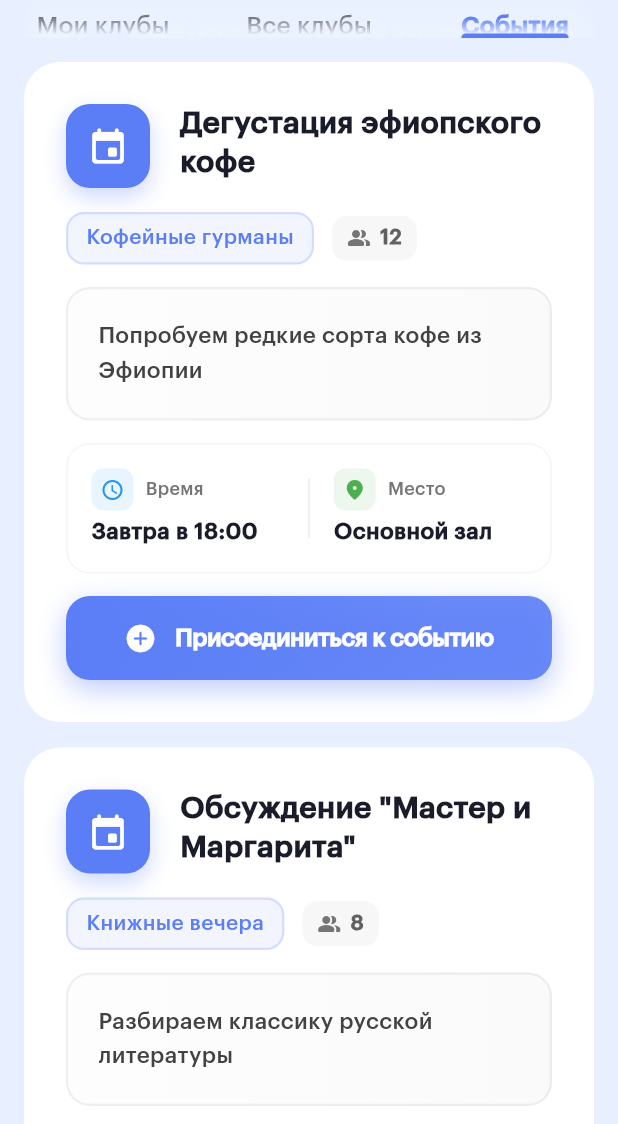
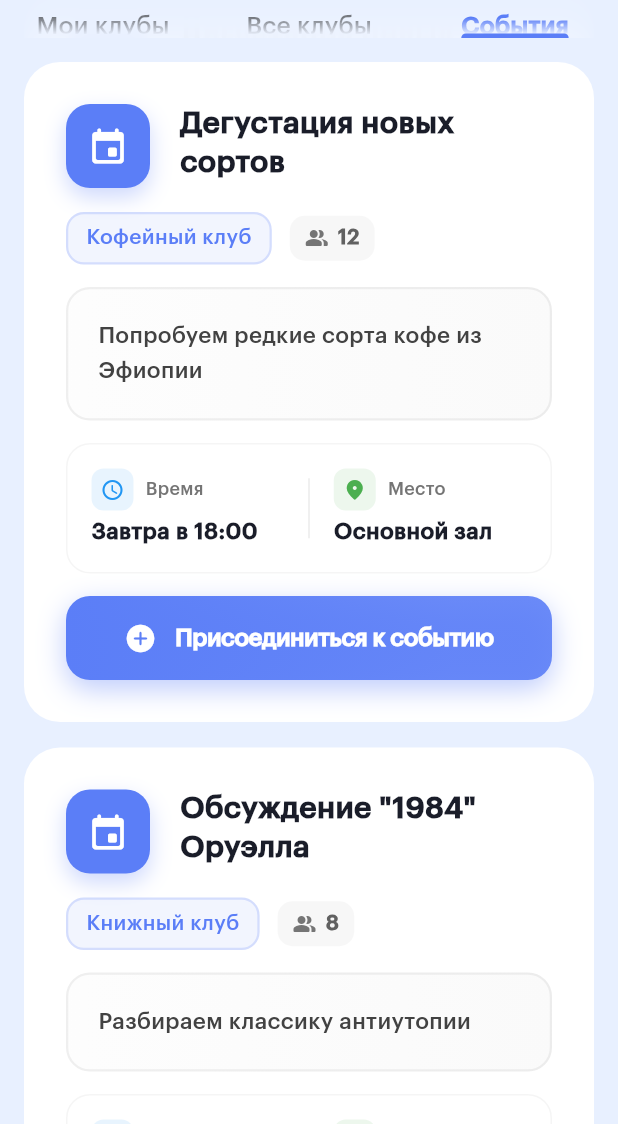
Before and after one commit to shshkiper/arbuziki, a Flutter app: the ClubsPage screen opened by its route, tab 3 chosen, on a phone screen of 412 x 824 dp, the part 112-1236 px from its top. Run offline on Flutter 3.47's test engine with Material 3 defaults, Android fonts, the phone set to English and light mode, and no system bars; drawn by our look-alikes of flutter_animate; our stand-ins replace flutter_dotenv, flutter_riverpod, freezed_annotation, go_router, qr_flutter, shared_preferences and 1 more; accounts and stored records are empty.

Commit message:
club_events

```diff
--- a/drinkwithbook/lib/presentation/pages/clubs/clubs_page.dart
+++ b/drinkwithbook/lib/presentation/pages/clubs/clubs_page.dart
@@ -4,7 +4,9 @@ import 'package:flutter_animate/flutter_animate.dart';
 import 'dart:ui';
 
 class ClubsPage extends ConsumerStatefulWidget {
-  const ClubsPage({super.key});
+  final String? eventId;
+
+  const ClubsPage({super.key, this.eventId});
 
   @override
   ConsumerState<ClubsPage> createState() => _ClubsPageState();
@@ -18,6 +20,13 @@ class _ClubsPageState extends ConsumerState<ClubsPage>
   void initState() {
     super.initState();
     _tabController = TabController(length: 3, vsync: this);
+
+    // Если передан eventId, переключаемся на вкладку "События"
+    if (widget.eventId != null) {
+      WidgetsBinding.instance.addPostFrameCallback((_) {
+        _tabController.animateTo(2); // Индекс вкладки "События"
+      });
+    }
   }
 
   @override
@@ -110,7 +119,11 @@ class _ClubsPageState extends ConsumerState<ClubsPage>
       ),
       body: TabBarView(
         controller: _tabController,
-        children: const [_MyClubsTab(), _AllClubsTab(), _EventsTab()],
+        children: [
+          const _MyClubsTab(),
+          const _AllClubsTab(),
+          _EventsTab(eventId: widget.eventId),
+        ],
       ),
     );
   }
@@ -187,19 +200,76 @@ class _AllClubsTab extends StatelessWidget {
   }
 }
 
-class _EventsTab extends StatelessWidget {
-  const _EventsTab();
+class _EventsTab extends StatefulWidget {
+  final String? eventId;
+
+  const _EventsTab({this.eventId});
+
+  @override
+  State<_EventsTab> createState() => _EventsTabState();
+}
+
+class _EventsTabState extends State<_EventsTab> {
+  final ScrollController _scrollController = ScrollController();
+  int? _targetEventIndex;
+
+  @override
+  void initState() {
+    super.initState();
+
+    // Находим индекс целевого события
+    if (widget.eventId != null) {
+      _targetEventIndex = _upcomingEvents.indexWhere(
+        (event) => event['id'] == widget.eventId,
+      );
+
+      // Прокручиваем к целевому событию после построения виджета
+      if (_targetEventIndex != null && _targetEventIndex! >= 0) {
+        WidgetsBinding.instance.addPostFrameCallback((_) {
+          _scrollToEvent();
+        });
+      }
+    }
+  }
+
+  void _scrollToEvent() {
+    if (_targetEventIndex != null && _scrollController.hasClients) {
+      // Примерная высота карточки события + отступы
+      const double cardHeight = 200.0;
+      const double padding = 16.0;
+
+      final double targetOffset = _targetEventIndex! * (cardHeight + padding);
+
+      _scrollController.animateTo(
+        targetOffset,
+        duration: const Duration(milliseconds: 500),
+        curve: Curves.easeInOut,
+      );
+    }
+  }
+
+  @override
+  void dispose() {
+    _scrollController.dispose();
+    super.dispose();
+  }
 
   @override
   Widget build(BuildContext context) {
     return ListView.builder(
+      controller: _scrollController,
       padding: const EdgeInsets.all(16),
       itemCount: _upcomingEvents.length,
       itemBuilder: (context, index) {
         final event = _upcomingEvents[index];
+        final isTargetEvent = widget.eventId != null && event['id'] == widget.eventId;
+
         return Padding(
               padding: const EdgeInsets.only(bottom: 0),
-              child: _EventCard(event: event),
+              child: _EventCard(
+                event: event,
+                isHighlighted: isTargetEvent,
+              ),
             )
             .animate(delay: Duration(milliseconds: index * 100))
             .fadeIn(duration: const Duration(milliseconds: 150))
@@ -546,8 +616,9 @@ class _ClubCard extends StatelessWidget {
 
 class _EventCard extends StatelessWidget {
   final Map<String, dynamic> event;
-
-  const _EventCard({required this.event});
+  final bool isHighlighted;
+
+  const _EventCard({required this.event, this.isHighlighted = false});
 
   @override
   Widget build(BuildContext context) {
@@ -555,7 +626,21 @@ class _EventCard extends StatelessWidget {
 
     return Container(
       margin: const EdgeInsets.only(bottom: 17),
-      decoration: BoxDecoration(borderRadius: BorderRadius.circular(24)),
+      decoration: BoxDecoration(
+        borderRadius: BorderRadius.circular(24),
+        border: isHighlighted
+          ? Border.all(color: theme.colorScheme.primary, width: 2)
+          : null,
+        boxShadow: isHighlighted
+          ? [
+              BoxShadow(
+                color: theme.colorScheme.primary.withOpacity(0.3),
+                blurRadius: 8,
+                offset: const Offset(0, 4),
+              ),
+            ]
+          : null,
+      ),
       child: Material(
         color: Theme.of(context).colorScheme.surface,
         borderRadius: BorderRadius.circular(24),
@@ -1943,24 +2028,27 @@ void _addNewClub(Map<String, dynamic> newClub) {
 
 final _upcomingEvents = [
   {
-    'title': 'Дегустация эфиопского кофе',
-    'clubName': 'Кофейные гурманы',
+    'id': 'event_1',
+    'title': 'Дегустация новых сортов',
+    'clubName': 'Кофейный клуб',
     'description': 'Попробуем редкие сорта кофе из Эфиопии',
     'time': 'Завтра в 18:00',
     'location': 'Основной зал',
     'attendees': 12,
   },
   {
-    'title': 'Обсуждение "Мастер и Маргарита"',
-    'clubName': 'Книжные вечера',
-    'description': 'Разбираем классику русской литературы',
+    'id': 'event_2',
+    'title': 'Обсуждение "1984" Оруэлла',
+    'clubName': 'Книжный клуб',
+    'description': 'Разбираем классику антиутопии',
     'time': 'Пятница в 19:00',
     'location': 'Тихий уголок',
     'attendees': 8,
   },
   {
-    'title': 'Японская чайная церемония',
-    'clubName': 'Чайная церемония',
+    'id': 'event_3',
+    'title': 'Церемония японского чая',
+    'clubName': 'Чайный клуб',
     'description': 'Изучаем искусство приготовления матча',
     'time': 'Суббота в 16:00',
     'location': 'Зал для мероприятий',
```
Also changed, not shown: drinkwithbook/lib/presentation/pages/home/home_page.dart (+22 -7 lines).
